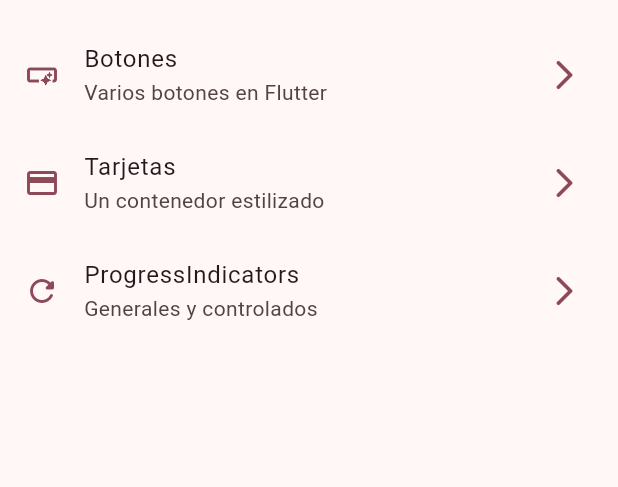
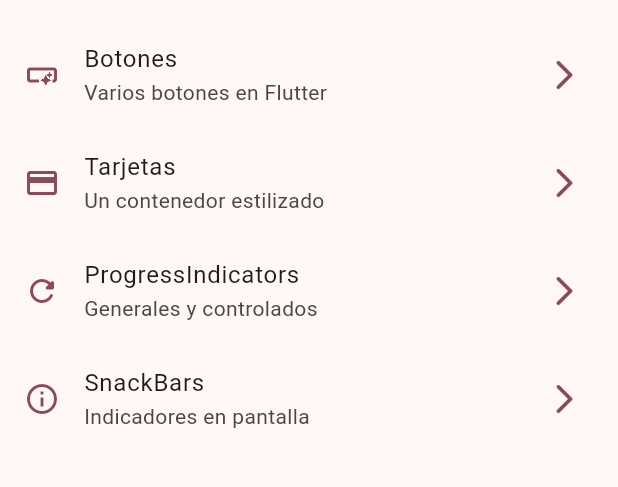
Before and after one commit to EmirMaya/widgets_app, a Flutter app: the screen it shows after launch, on a phone screen of 412 x 824 dp, the part 63-550 px from its top. Run offline on Flutter 3.47's test engine with Material 3 defaults, Android fonts, the phone set to English and light mode, and no system bars; our stand-ins replace go_router.

Commit message:
Snackbars

```diff
--- a/lib/config/menu/menu_items.dart
+++ b/lib/config/menu/menu_items.dart
@@ -29,4 +29,9 @@ const appMenuItems = <MenuItem>[
       subTitle: 'Generales y controlados',
       link: '/progress',
       icon: Icons.refresh_rounded),
+  MenuItem(
+      title: 'SnackBars',
+      subTitle: 'Indicadores en pantalla',
+      link: '/snackbars',
+      icon: Icons.info_outline),
 ];
--- a/lib/config/router/app_router.dart
+++ b/lib/config/router/app_router.dart
@@ -10,21 +10,25 @@ final appRouter = GoRouter(
       name: HomeScreen.name,
       builder: (context, state) => const HomeScreen(),
     ),
-     GoRoute(
+    GoRoute(
       path: '/buttons',
       name: ButtonsScreen.name,
       builder: (context, state) => const ButtonsScreen(),
     ),
-     GoRoute(
+    GoRoute(
       path: '/cards',
       name: CardsScreen.name,
       builder: (context, state) => const CardsScreen(),
     ),
-
-        GoRoute(
+    GoRoute(
       path: '/progress',
       name: ProgressScreen.name,
       builder: (context, state) => const ProgressScreen(),
     ),
+      GoRoute(
+      path: '/snackbars',
+      name: SnackbarScreen.name,
+      builder: (context, state) => const SnackbarScreen(),
+    ),
   ],
 );
```
Also changed, not shown: lib/presentation/screens/snackbar/snackbar_screen.dart (+24 -1 lines).
